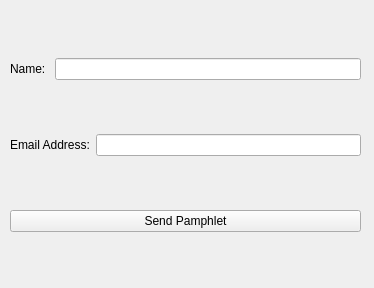
Above: loginscreen/emailwidget.ui from jgrady15/CS1C-Project-1 before the change. Below: the same form after it.
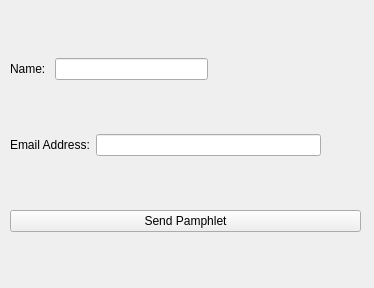
That is the form after the change.

Diff of the .ui file:
```diff
--- a/loginscreen/emailwidget.ui
+++ b/loginscreen/emailwidget.ui
@@ -35,6 +35,22 @@
       <item>
        <widget class="QLineEdit" name="nameEdit"/>
       </item>
+      <item>
+       <spacer name="horizontalSpacer">
+        <property name="orientation">
+         <enum>Qt::Horizontal</enum>
+        </property>
+        <property name="sizeType">
+         <enum>QSizePolicy::MinimumExpanding</enum>
+        </property>
+        <property name="sizeHint" stdset="0">
+         <size>
+          <width>40</width>
+          <height>20</height>
+         </size>
+        </property>
+       </spacer>
+      </item>
      </layout>
     </item>
     <item>
@@ -49,6 +65,22 @@
       <item>
        <widget class="QLineEdit" name="emailLine"/>
       </item>
+      <item>
+       <spacer name="horizontalSpacer_2">
+        <property name="orientation">
+         <enum>Qt::Horizontal</enum>
+        </property>
+        <property name="sizeType">
+         <enum>QSizePolicy::Minimum</enum>
+        </property>
+        <property name="sizeHint" stdset="0">
+         <size>
+          <width>40</width>
+          <height>20</height>
+         </size>
+        </property>
+       </spacer>
+      </item>
      </layout>
     </item>
     <item>
```
